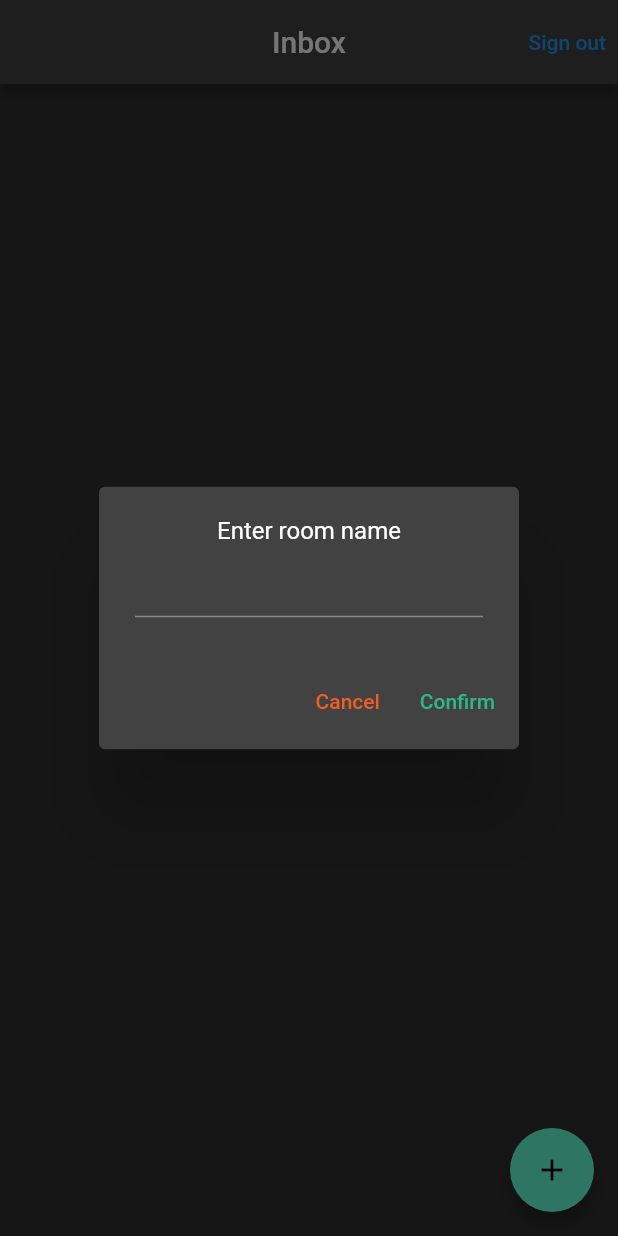
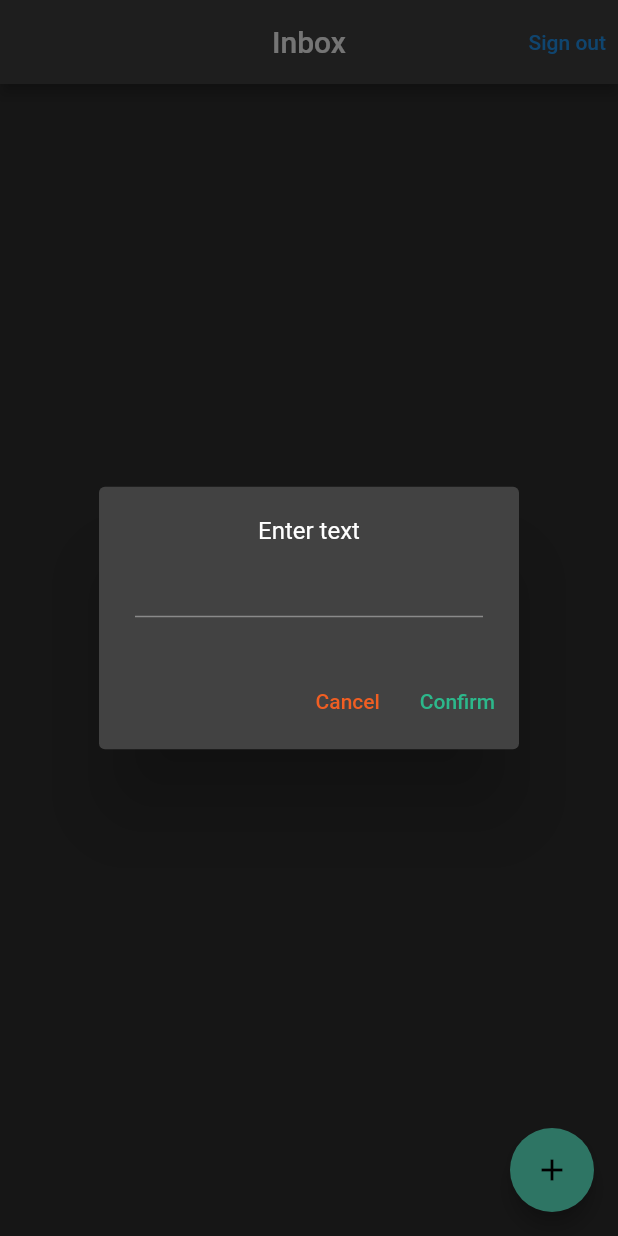
Before and after one commit to erfactor/flutter_firebase_chat, a Flutter app: the screen it shows once a user with an empty profile is signed in, after a tap on the "add" icon, on a phone screen of 412 x 824 dp. Run offline on Flutter 3.47's test engine with Material 2 defaults, Android fonts, the phone set to English and light mode, and no system bars; drawn by our look-alikes of oktoast; our stand-ins replace cached_network_image, cloud_firestore, connectivity_plus, dartx, dio, firebase_analytics and 12 more; accounts and stored records are empty.

Commit message:
rooms repository
Signed-off-by: Rafal Chabasinski <rafal.chabasinski@apzumi.pl>

```diff
--- a/lib/data/model/room.dart
+++ b/lib/data/model/room.dart
@@ -6,6 +6,7 @@ part 'room.g.dart';
 @freezed
 class Room with _$Room {
   const factory Room({
+    String? id,
     required String name,
   }) = _Room;
 
--- a/lib/data/repository/rooms_repository.dart
+++ b/lib/data/repository/rooms_repository.dart
@@ -9,7 +9,11 @@ class RoomsRepository {
   final _firestore = FirebaseFirestore.instance;
   late final collectionReference = _firestore //
       .collection('rooms')
-      .withConverter<Room>(fromFirestore: (snapshot, _) => Room.fromJson(snapshot.data()!), toFirestore: (room, __) => room.toJson());
+      .withConverter<Room>(
+          fromFirestore: (snapshot, _) {
+            return Room.fromJson(snapshot.data()!).copyWith(id: snapshot.id);
+          },
+          toFirestore: (room, __) => room.toJson());
 
   Stream<List<Room>> getRooms() {
     return collectionReference.snapshots().map((snapshot) => snapshot.docs.mapList((document) => document.data()));
--- a/lib/main.dart
+++ b/lib/main.dart
@@ -1,8 +1,6 @@
 import 'dart:async';
 
-import 'package:cloud_firestore/cloud_firestore.dart';
 import 'package:firebase_analytics/firebase_analytics.dart';
-import 'package:firebase_auth/firebase_auth.dart';
 import 'package:firebase_chat/presentation/app.dart';
 import 'package:firebase_chat/util/di/dependency_injection.dart';
 import 'package:firebase_chat/util/error_recorder/error_recorder.dart';
@@ -37,11 +35,6 @@ Future<void> _registerServices() async {
 Future<void> _initializeFirebase() async {
   await Firebase.initializeApp();
   FlutterError.onError = FirebaseCrashlytics.instance.recordFlutterError;
-
-  final analytics = FirebaseAnalytics.instance;
-  final crashlytics = FirebaseCrashlytics.instance;
-  final auth = FirebaseAuth.instance;
-  final store = FirebaseFirestore.instance;
 }
 
 Future<void> _setPortraitOrientation() => SystemChrome.setPreferredOrientations([DeviceOrientation.portraitUp]);
--- a/lib/presentation/app.dart
+++ b/lib/presentation/app.dart
@@ -2,7 +2,6 @@ import 'package:firebase_analytics/firebase_analytics.dart';
 import 'package:firebase_auth/firebase_auth.dart';
 import 'package:firebase_chat/presentation/widget/basic/basic.dart';
 import 'package:firebase_chat/util/consts.dart';
-import 'package:firebase_chat/util/sl.dart';
 import 'package:oktoast/oktoast.dart';
 
 final _globalNavigatorKey = GlobalKey<NavigatorState>();
--- a/lib/presentation/resource/styles.dart
+++ b/lib/presentation/resource/styles.dart
@@ -1,4 +1,3 @@
-import 'package:firebase_chat/presentation/resource/text_styles.dart';
 import 'package:flutter/material.dart';
 
 class Styles {
--- a/lib/presentation/view/inbox/inbox_page.dart
+++ b/lib/presentation/view/inbox/inbox_page.dart
@@ -3,6 +3,7 @@ import 'package:firebase_chat/data/model/room.dart';
 import 'package:firebase_chat/data/repository/rooms_providers.dart';
 import 'package:firebase_chat/data/repository/rooms_repository.dart';
 import 'package:firebase_chat/presentation/widget/basic/basic.dart';
+import 'package:firebase_chat/presentation/widget/custom/enter_text_dialog.dart';
 import 'package:firebase_chat/presentation/widget/future_provider_view.dart';
 import 'package:flutter/material.dart';
 
@@ -27,7 +28,7 @@ class InboxPage extends StatelessWidget {
         onPressed: () {
           showDialog<String>(
             context: context,
-            builder: (context) => const _CreateRoomDialog(),
+            builder: (context) => const EnterTextDialog(),
           ).then((roomName) {
             if (roomName != null) {
               return sl<RoomsRepository>().createRoom(Room(name: roomName));
@@ -36,33 +37,6 @@ class InboxPage extends StatelessWidget {
         },
         child: const Icon(Icons.add),
       ),
-    );
-  }
-}
-
-class _CreateRoomDialog extends HookWidget {
-  const _CreateRoomDialog();
-
-  @override
-  Widget build(BuildContext context) {
-    final textController = useTextEditingController();
-    return AlertDialog(
-      content: ColumnMin(
-        children: [
-          const Text('Enter room name'),
-          TextField(controller: textController),
-        ],
-      ),
-      actions: [
-        TextButton(
-          onPressed: Navigator.of(context).pop,
-          child: const Text('Cancel', style: TextStyle(color: Styles.red)),
-        ),
-        TextButton(
-          onPressed: () => Navigator.of(context).pop<String>(textController.value.text),
-          child: const Text('Confirm', style: TextStyle(color: Styles.green)),
-        ),
-      ],
     );
   }
 }
--- /dev/null
+++ b/lib/presentation/widget/custom/enter_text_dialog.dart
@@ -0,0 +1,28 @@
+import 'package:firebase_chat/presentation/widget/basic/basic.dart';
+
+class EnterTextDialog extends HookWidget {
+  const EnterTextDialog();
+
+  @override
+  Widget build(BuildContext context) {
+    final textController = useTextEditingController();
+    return AlertDialog(
+      content: ColumnMin(
+        children: [
+          const Text('Enter text'),
+          TextField(controller: textController),
+        ],
+      ),
+      actions: [
+        TextButton(
+          onPressed: Navigator.of(context).pop,
+          child: const Text('Cancel', style: TextStyle(color: Styles.red)),
+        ),
+        TextButton(
+          onPressed: () => Navigator.of(context).pop<String>(textController.value.text),
+          child: const Text('Confirm', style: TextStyle(color: Styles.green)),
+        ),
+      ],
+    );
+  }
+}
```
Also changed, not shown: lib/data/repository/room_repository.dart (added, +28 -0 lines), lib/presentation/view/room/room_page.dart (+25 -3 lines), lib/presentation/widget/page_app_bar.dart (deleted, +0 -26 lines), lib/data/model/room.freezed.dart, lib/data/model/room.g.dart, lib/util/di/dependency_injection.config.dart.
